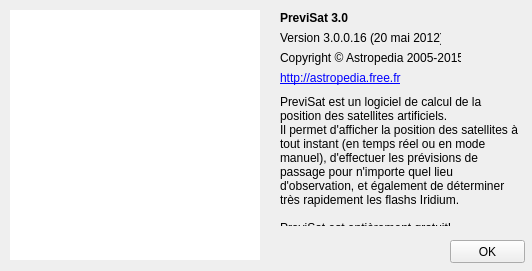
Before: the Qt Designer form apropos.ui in mconsidine/previsat_archive, drawn with Qt 5.
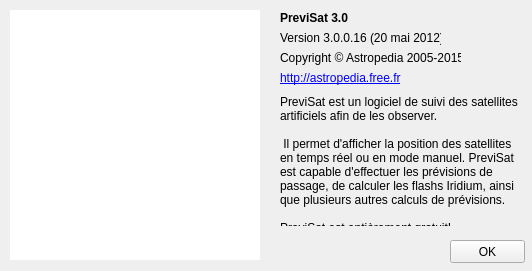
After: the same form once the commit is applied. Icons and pictures are not drawn.

Commit message: Correction de l'affichage du jour dans l'annee decimal dans la barre de statut

The edit to the form file:
```diff
--- a/apropos.ui
+++ b/apropos.ui
@@ -157,8 +157,9 @@
      </rect>
     </property>
     <property name="text">
-     <string>PreviSat est un logiciel de calcul de la position des satellites artificiels.
-Il permet d'afficher la position des satellites à tout instant (en temps réel ou en mode manuel), d'effectuer les prévisions de passage pour n'importe quel lieu d'observation, et également de déterminer très rapidement les flashs Iridium.
+     <string>PreviSat est un logiciel de suivi des satellites artificiels afin de les observer.
+
+ Il permet d'afficher la position des satellites en temps réel ou en mode manuel. PreviSat est capable d'effectuer les prévisions de passage, de calculer les flashs Iridium, ainsi que plusieurs autres calculs de prévisions.
 
 PreviSat est entièrement gratuit!</string>
     </property>
```
The commit also changes 2 other files.
